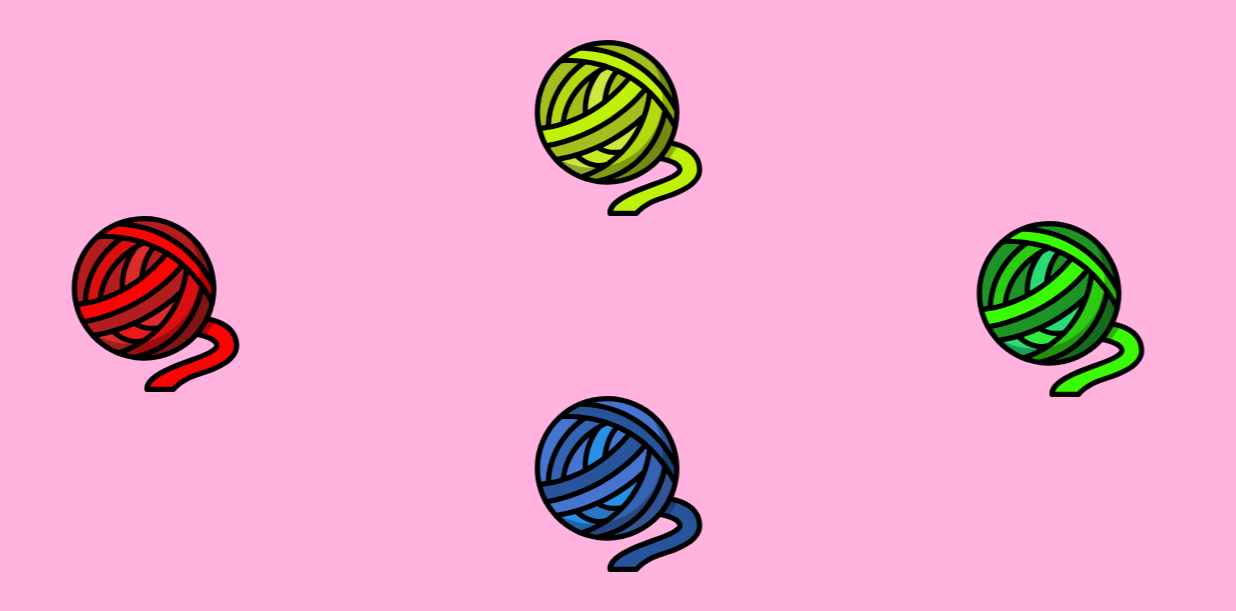
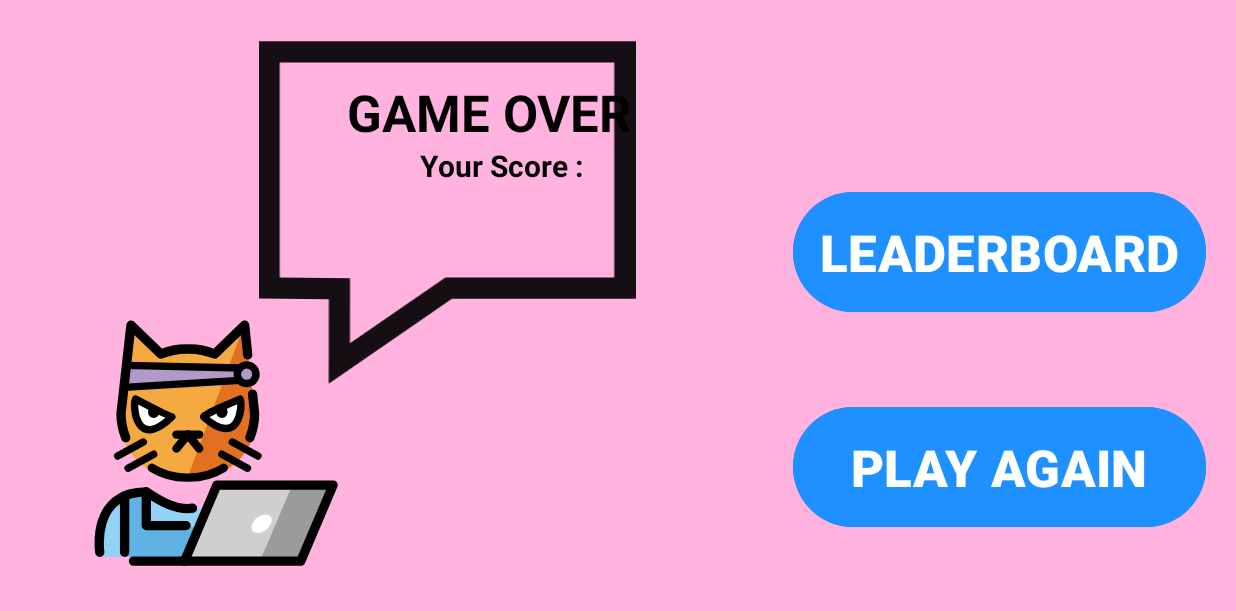
Before and after one commit to Roisin-M/MADFinalproject_Prototype1, an Android app: the screen it shows after launch (GamePlay before the commit, GameOver after it), on a phone screen of 824 x 412 dp (held sideways). Shown: the top 611 px of the screen. Run offline under Robolectric (Android 15) with nearby library versions, the phone set to English and light mode, and no system bars.

Commit message:
game Over page, designed xml

```diff
--- a/app/src/main/AndroidManifest.xml
+++ b/app/src/main/AndroidManifest.xml
@@ -13,14 +13,24 @@
         android:theme="@style/Theme.Finalproject_Prototype1"
         tools:targetApi="31">
         <activity
+            android:name=".GameOver"
+            android:exported="true"
+            android:screenOrientation="landscape">
+            <intent-filter>
+                <action android:name="android.intent.action.MAIN" />
+
+                <category android:name="android.intent.category.LAUNCHER" />
+            </intent-filter>
+        </activity>
+        <activity
             android:name=".GamePlay"
             android:exported="true"
             android:screenOrientation="landscape">
-        <intent-filter>
-            <action android:name="android.intent.action.MAIN" />
+            <intent-filter>
+                <action android:name="android.intent.action.MAIN" />
 
-            <category android:name="android.intent.category.LAUNCHER" />
-        </intent-filter>
+                <category android:name="android.intent.category.LAUNCHER" />
+            </intent-filter>
         </activity>
         <activity
             android:name=".MainActivity"
--- /dev/null
+++ b/app/src/main/java/com/example/finalproject_prototype1/GameOver.java
@@ -0,0 +1,24 @@
+package com.example.finalproject_prototype1;
+
+import android.os.Bundle;
+
+import androidx.activity.EdgeToEdge;
+import androidx.appcompat.app.AppCompatActivity;
+import androidx.core.graphics.Insets;
+import androidx.core.view.ViewCompat;
+import androidx.core.view.WindowInsetsCompat;
+
+public class GameOver extends AppCompatActivity {
+
+    @Override
+    protected void onCreate(Bundle savedInstanceState) {
+        super.onCreate(savedInstanceState);
+        EdgeToEdge.enable(this);
+        setContentView(R.layout.activity_game_over);
+        ViewCompat.setOnApplyWindowInsetsListener(findViewById(R.id.main), (v, insets) -> {
+            Insets systemBars = insets.getInsets(WindowInsetsCompat.Type.systemBars());
+            v.setPadding(systemBars.left, systemBars.top, systemBars.right, systemBars.bottom);
+            return insets;
+        });
+    }
+}
--- /dev/null
+++ b/app/src/main/res/drawable/speechbubble.xml
@@ -0,0 +1,5 @@
+<vector xmlns:android="http://schemas.android.com/apk/res/android" android:alpha="0.92" android:height="800dp" android:viewportHeight="71.015" android:viewportWidth="71.015" android:width="800dp">
+
+    <path android:fillColor="#000000" android:pathData="M13.223,67.768l0.022,-15.913L0,51.729V3.247h71.015v48.5H36.446L13.223,67.768zM4,47.766l13.25,0.125l-0.016,12.251l17.967,-12.395h31.814v-40.5H4V47.766z"/>
+
+</vector>
--- /dev/null
+++ b/app/src/main/res/layout/activity_game_over.xml
@@ -0,0 +1,112 @@
+<?xml version="1.0" encoding="utf-8"?>
+<androidx.constraintlayout.widget.ConstraintLayout xmlns:android="http://schemas.android.com/apk/res/android"
+    xmlns:app="http://schemas.android.com/apk/res-auto"
+    xmlns:tools="http://schemas.android.com/tools"
+    android:id="@+id/main"
+    android:layout_width="match_parent"
+    android:layout_height="match_parent"
+    android:background="@color/pink"
+    tools:context=".GameOver">
+
+    <Button
+        android:id="@+id/btn_PlayAgain"
+        android:layout_width="275dp"
+        android:layout_height="88dp"
+        android:backgroundTint="@color/blue"
+        android:padding="15dp"
+        android:text="@string/GmOver_PlayAgain"
+        android:textSize="34sp"
+        android:textStyle="bold"
+        app:layout_constraintBottom_toBottomOf="parent"
+        app:layout_constraintEnd_toEndOf="parent"
+        app:layout_constraintHorizontal_bias="0.964"
+        app:layout_constraintStart_toStartOf="parent"
+        app:layout_constraintTop_toTopOf="parent"
+        app:layout_constraintVertical_bias="0.826" />
+
+    <Button
+        android:id="@+id/btn_LeaderBoard"
+        android:layout_width="275dp"
+        android:layout_height="88dp"
+        android:backgroundTint="@color/blue"
+        android:padding="15dp"
+        android:text="@string/GmOver_leaderBrd"
+        android:textSize="34sp"
+        android:textStyle="bold"
+        app:layout_constraintBottom_toBottomOf="parent"
+        app:layout_constraintEnd_toEndOf="parent"
+        app:layout_constraintHorizontal_bias="0.964"
+        app:layout_constraintStart_toStartOf="parent"
+        app:layout_constraintTop_toTopOf="parent"
+        app:layout_constraintVertical_bias="0.383" />
+
+    <TextView
+        android:id="@+id/textView3"
+        android:layout_width="wrap_content"
+        android:layout_height="wrap_content"
+        android:text="@string/GmOver_Title"
+        android:textAllCaps="true"
+        android:textColor="@color/black_strong"
+        android:textSize="34sp"
+        android:textStyle="bold"
+        app:layout_constraintBottom_toBottomOf="parent"
+        app:layout_constraintEnd_toEndOf="parent"
+        app:layout_constraintHorizontal_bias="0.365"
+        app:layout_constraintStart_toStartOf="parent"
+        app:layout_constraintTop_toTopOf="parent"
+        app:layout_constraintVertical_bias="0.142" />
+
+    <ImageView
+        android:id="@+id/imageView2"
+        android:layout_width="251dp"
+        android:layout_height="223dp"
+        app:layout_constraintBottom_toBottomOf="parent"
+        app:layout_constraintEnd_toEndOf="parent"
+        app:layout_constraintHorizontal_bias="0.0"
+        app:layout_constraintStart_toStartOf="parent"
+        app:layout_constraintTop_toTopOf="parent"
+        app:layout_constraintVertical_bias="1.0"
+        app:srcCompat="@drawable/hacker_cat_svgrepo_com" />
+
+    <ImageView
+        android:id="@+id/imageView7"
+        android:layout_width="573dp"
+        android:layout_height="251dp"
+        app:layout_constraintBottom_toBottomOf="parent"
+        app:layout_constraintEnd_toEndOf="parent"
+        app:layout_constraintHorizontal_bias="0.044"
+        app:layout_constraintStart_toStartOf="parent"
+        app:layout_constraintTop_toTopOf="parent"
+        app:layout_constraintVertical_bias="0.1"
+        app:srcCompat="@drawable/speechbubble" />
+
+    <TextView
+        android:id="@+id/textView4"
+        android:layout_width="wrap_content"
+        android:layout_height="wrap_content"
+        android:text="@string/GmOver_ScoreLabel"
+        android:textColor="@color/black_strong"
+        android:textSize="20sp"
+        android:textStyle="bold"
+        app:layout_constraintBottom_toBottomOf="parent"
+        app:layout_constraintEnd_toEndOf="parent"
+        app:layout_constraintHorizontal_bias="0.391"
+        app:layout_constraintStart_toStartOf="parent"
+        app:layout_constraintTop_toTopOf="parent"
+        app:layout_constraintVertical_bias="0.252" />
+
+    <TextView
+        android:id="@+id/TV_YourScore"
+        android:layout_width="wrap_content"
+        android:layout_height="wrap_content"
+        android:textAlignment="center"
+        android:textColor="@color/black_strong"
+        android:textSize="24sp"
+        android:textStyle="bold"
+        app:layout_constraintBottom_toBottomOf="parent"
+        app:layout_constraintEnd_toEndOf="parent"
+        app:layout_constraintHorizontal_bias="0.399"
+        app:layout_constraintStart_toStartOf="parent"
+        app:layout_constraintTop_toTopOf="parent"
+        app:layout_constraintVertical_bias="0.348" />
+</androidx.constraintlayout.widget.ConstraintLayout>
--- a/app/src/main/res/values/strings.xml
+++ b/app/src/main/res/values/strings.xml
@@ -5,4 +5,9 @@
     <string name="main_Subtitle">Are Your Eyes Fast Enough To Beat The CopyCat?</string>
     <string name="main_btnLabel">Press Play and Tilt To Win!</string>
     <string name="home_btnAction_Play">PLAY</string>
+    <!--Game Over - screen-->
+    <string name="GmOver_Title">GAME OVER</string>
+    <string name="GmOver_ScoreLabel">Your Score : </string>
+    <string name="GmOver_PlayAgain">PLAY AGAIN</string>
+    <string name="GmOver_leaderBrd">LEADERBOARD</string>
 </resources>
```
